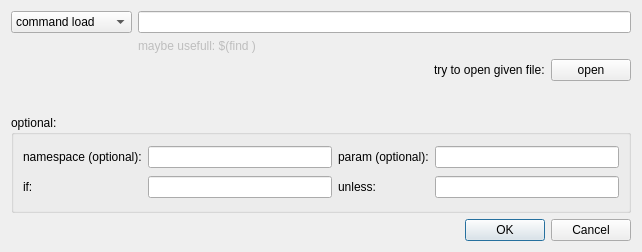
First picture: the form in rxDev/src/tagItems/rosparamEdit.ui, repository songxuchao/rxdeveloper-ros-pkg, before the edit.
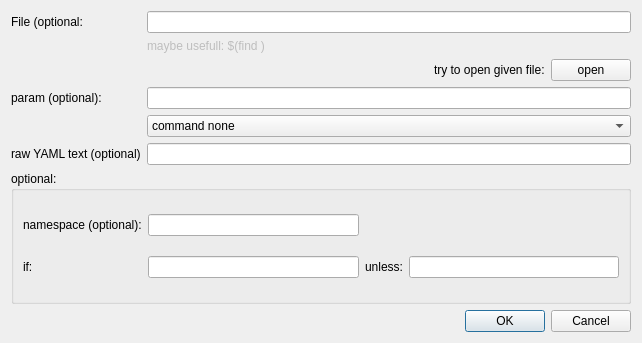
Second picture: the form after the edit. Icons and pictures are not drawn.

Commit message: +added feature for rosparam-tags - reading and writing raw yaml-text

```diff
--- a/rxDev/src/tagItems/rosparamEdit.ui
+++ b/rxDev/src/tagItems/rosparamEdit.ui
@@ -7,7 +7,7 @@
     <x>0</x>
     <y>0</y>
     <width>642</width>
-    <height>252</height>
+    <height>343</height>
    </rect>
   </property>
   <property name="windowTitle">
@@ -18,7 +18,68 @@
     <normaloff>:/icons/logo.png</normaloff>:/icons/logo.png</iconset>
   </property>
   <layout class="QGridLayout" name="gridLayout_2">
-   <item row="0" column="0">
+   <item row="2" column="0">
+    <widget class="QGroupBox" name="groupBox">
+     <property name="title">
+      <string>optional:</string>
+     </property>
+     <layout class="QGridLayout" name="gridLayout">
+      <item row="1" column="0">
+       <widget class="QLabel" name="label_8">
+        <property name="text">
+         <string>if:</string>
+        </property>
+       </widget>
+      </item>
+      <item row="1" column="1">
+       <widget class="QLineEdit" name="lineEdit_if">
+        <property name="toolTip">
+         <string>$(arg foo)</string>
+        </property>
+       </widget>
+      </item>
+      <item row="1" column="2">
+       <widget class="QLabel" name="label_9">
+        <property name="text">
+         <string>unless:</string>
+        </property>
+       </widget>
+      </item>
+      <item row="1" column="3">
+       <widget class="QLineEdit" name="lineEdit_unless">
+        <property name="toolTip">
+         <string>$(arg foo)</string>
+        </property>
+       </widget>
+      </item>
+      <item row="0" column="0">
+       <widget class="QLabel" name="label_7">
+        <property name="text">
+         <string>namespace (optional):</string>
+        </property>
+       </widget>
+      </item>
+      <item row="0" column="1">
+       <widget class="QLineEdit" name="lineEdit_namespace">
+        <property name="toolTip">
+         <string>namespace</string>
+        </property>
+       </widget>
+      </item>
+     </layout>
+    </widget>
+   </item>
+   <item row="3" column="0">
+    <widget class="QDialogButtonBox" name="buttonBox">
+     <property name="orientation">
+      <enum>Qt::Horizontal</enum>
+     </property>
+     <property name="standardButtons">
+      <set>QDialogButtonBox::Cancel|QDialogButtonBox::Ok</set>
+     </property>
+    </widget>
+   </item>
+   <item row="1" column="0">
     <layout class="QFormLayout" name="formLayout">
      <item row="1" column="1">
       <widget class="QLineEdit" name="lineEdit_paramFile">
@@ -28,22 +89,10 @@
       </widget>
      </item>
      <item row="1" column="0">
-      <widget class="QComboBox" name="comboBox_paramFile">
-       <item>
-        <property name="text">
-         <string>command load</string>
-        </property>
-       </item>
-       <item>
-        <property name="text">
-         <string>command dump</string>
-        </property>
-       </item>
-       <item>
-        <property name="text">
-         <string>command delete</string>
-        </property>
-       </item>
+      <widget class="QLabel" name="label_2">
+       <property name="text">
+        <string>File (optional:</string>
+       </property>
       </widget>
      </item>
      <item row="2" column="1">
@@ -56,6 +105,26 @@
        </property>
       </widget>
      </item>
+     <item row="5" column="0">
+      <widget class="QLabel" name="label_6">
+       <property name="text">
+        <string>param (optional):</string>
+       </property>
+      </widget>
+     </item>
+     <item row="5" column="1">
+      <widget class="QLineEdit" name="lineEdit_param"/>
+     </item>
+     <item row="8" column="0">
+      <widget class="QLabel" name="label_3">
+       <property name="text">
+        <string>raw YAML text (optional)</string>
+       </property>
+      </widget>
+     </item>
+     <item row="8" column="1">
+      <widget class="QLineEdit" name="lineEdit_raw"/>
+     </item>
      <item row="3" column="1">
       <layout class="QHBoxLayout" name="horizontalLayout">
        <item>
@@ -87,79 +156,35 @@
        </item>
       </layout>
      </item>
+     <item row="6" column="1">
+      <widget class="QComboBox" name="comboBox_paramFile">
+       <property name="currentIndex">
+        <number>3</number>
+       </property>
+       <item>
+        <property name="text">
+         <string>command load</string>
+        </property>
+       </item>
+       <item>
+        <property name="text">
+         <string>command dump</string>
+        </property>
+       </item>
+       <item>
+        <property name="text">
+         <string>command delete</string>
+        </property>
+       </item>
+       <item>
+        <property name="text">
+         <string>command none</string>
+        </property>
+       </item>
+      </widget>
+     </item>
     </layout>
    </item>
-   <item row="1" column="0">
-    <widget class="QGroupBox" name="groupBox">
-     <property name="title">
-      <string>optional:</string>
-     </property>
-     <layout class="QGridLayout" name="gridLayout">
-      <item row="1" column="0">
-       <widget class="QLabel" name="label_8">
-        <property name="text">
-         <string>if:</string>
-        </property>
-       </widget>
-      </item>
-      <item row="1" column="1">
-       <widget class="QLineEdit" name="lineEdit_if">
-        <property name="toolTip">
-         <string>$(arg foo)</string>
-        </property>
-       </widget>
-      </item>
-      <item row="1" column="2">
-       <widget class="QLabel" name="label_9">
-        <property name="text">
-         <string>unless:</string>
-        </property>
-       </widget>
-      </item>
-      <item row="1" column="3">
-       <widget class="QLineEdit" name="lineEdit_unless">
-        <property name="toolTip">
-         <string>$(arg foo)</string>
-        </property>
-       </widget>
-      </item>
-      <item row="0" column="0">
-       <widget class="QLabel" name="label_7">
-        <property name="text">
-         <string>namespace (optional):</string>
-        </property>
-       </widget>
-      </item>
-      <item row="0" column="1">
-       <widget class="QLineEdit" name="lineEdit_namespace">
-        <property name="toolTip">
-         <string>namespace</string>
-        </property>
-       </widget>
-      </item>
-      <item row="0" column="2">
-       <widget class="QLabel" name="label_6">
-        <property name="text">
-         <string>param (optional):</string>
-        </property>
-       </widget>
-      </item>
-      <item row="0" column="3">
-       <widget class="QLineEdit" name="lineEdit_param"/>
-      </item>
-     </layout>
-    </widget>
-   </item>
-   <item row="2" column="0">
-    <widget class="QDialogButtonBox" name="buttonBox">
-     <property name="orientation">
-      <enum>Qt::Horizontal</enum>
-     </property>
-     <property name="standardButtons">
-      <set>QDialogButtonBox::Cancel|QDialogButtonBox::Ok</set>
-     </property>
-    </widget>
-   </item>
   </layout>
  </widget>
  <resources/>
```
The commit also changes 7 other files.
